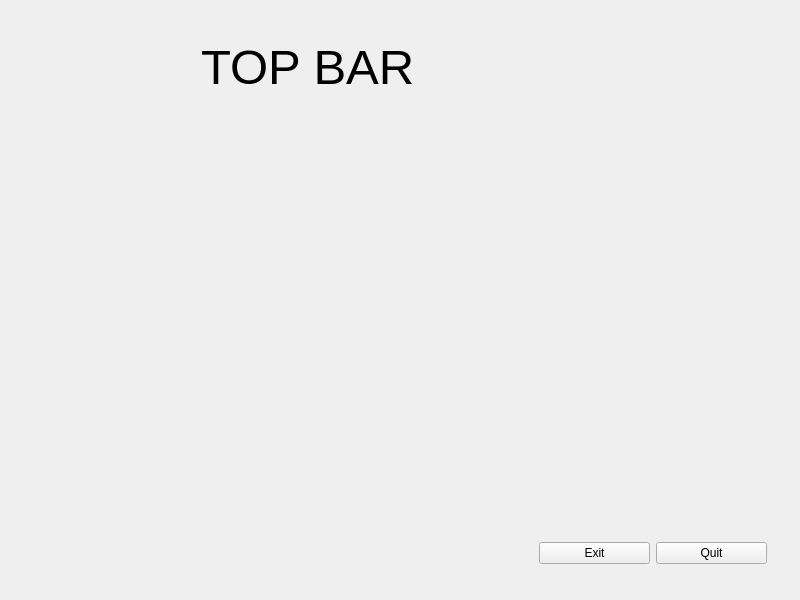
eguzki/penyamanager, file penyamanager/mainwindow.ui: the form before one commit.
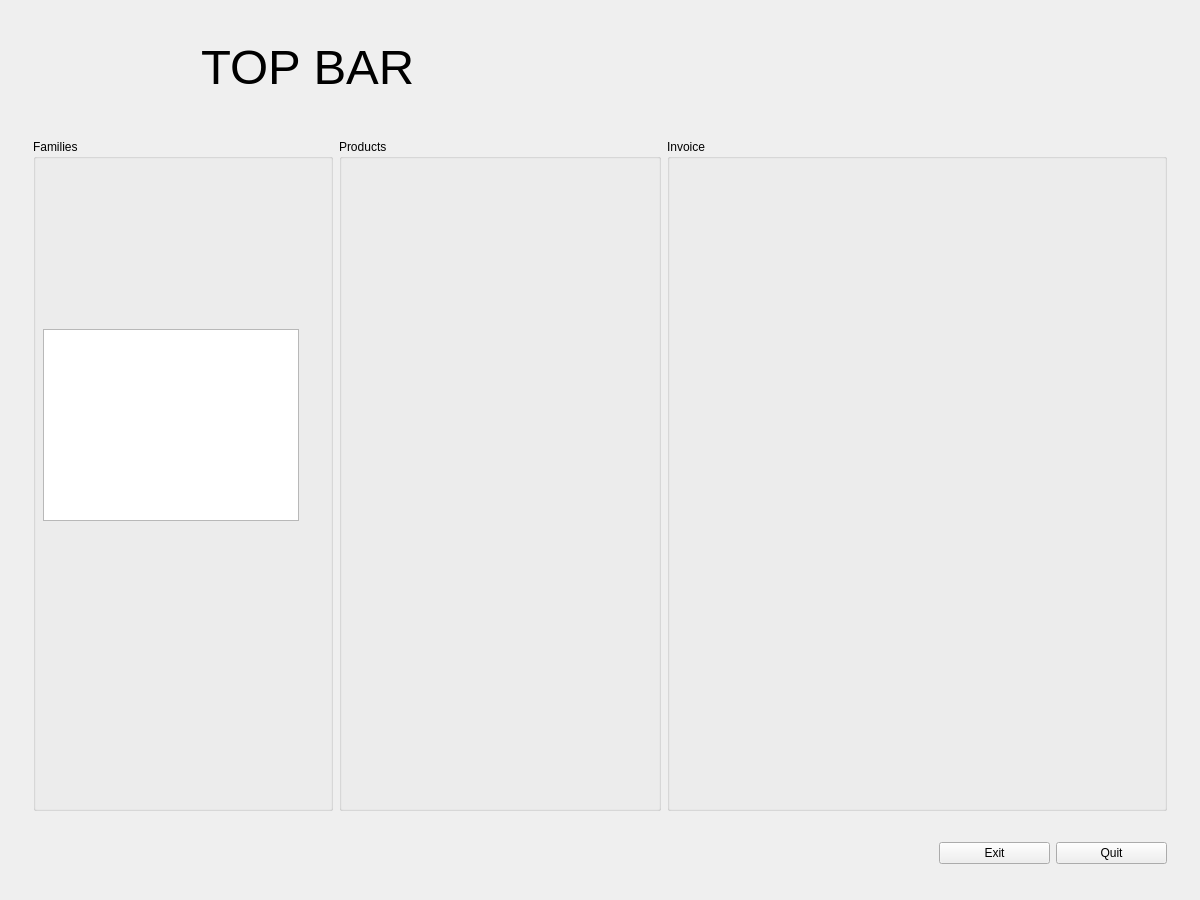
The form after the commit.

What changed in the file:
```diff
--- a/penyamanager/mainwindow.ui
+++ b/penyamanager/mainwindow.ui
@@ -6,14 +6,14 @@
    <rect>
     <x>0</x>
     <y>0</y>
-    <width>800</width>
-    <height>600</height>
+    <width>1200</width>
+    <height>900</height>
    </rect>
   </property>
   <property name="minimumSize">
    <size>
-    <width>800</width>
-    <height>600</height>
+    <width>1200</width>
+    <height>900</height>
    </size>
   </property>
   <property name="windowTitle">
@@ -61,7 +61,68 @@
     <widget class="QWidget" name="mainWidget" native="true">
      <layout class="QVBoxLayout" name="verticalLayout_2">
       <item>
-       <widget class="QWidget" name="paddingWidget" native="true"/>
+       <widget class="QWidget" name="paddingWidget" native="true">
+        <layout class="QHBoxLayout" name="horizontalLayout_2">
+         <item>
+          <widget class="QGroupBox" name="familyGroupBox">
+           <property name="minimumSize">
+            <size>
+             <width>300</width>
+             <height>0</height>
+            </size>
+           </property>
+           <property name="maximumSize">
+            <size>
+             <width>300</width>
+             <height>16777215</height>
+            </size>
+           </property>
+           <property name="styleSheet">
+            <string notr="true"/>
+           </property>
+           <property name="title">
+            <string>Families</string>
+           </property>
+           <widget class="QListView" name="familyListView">
+            <property name="geometry">
+             <rect>
+              <x>10</x>
+              <y>190</y>
+              <width>256</width>
+              <height>192</height>
+             </rect>
+            </property>
+           </widget>
+          </widget>
+         </item>
+         <item>
+          <widget class="QGroupBox" name="productGroupBox">
+           <property name="title">
+            <string>Products</string>
+           </property>
+          </widget>
+         </item>
+         <item>
+          <widget class="QGroupBox" name="invoiceGroupBox">
+           <property name="minimumSize">
+            <size>
+             <width>500</width>
+             <height>0</height>
+            </size>
+           </property>
+           <property name="maximumSize">
+            <size>
+             <width>500</width>
+             <height>16777215</height>
+            </size>
+           </property>
+           <property name="title">
+            <string>Invoice</string>
+           </property>
+          </widget>
+         </item>
+        </layout>
+       </widget>
       </item>
       <item alignment="Qt::AlignRight">
        <widget class="QWidget" name="buttonWidget" native="true">
```
